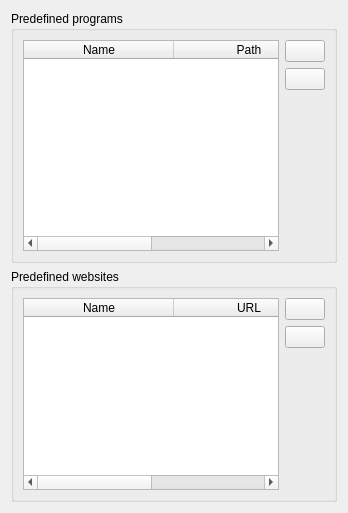
This is plugins/desktopservices/DesktopServicesConfigurationPage.ui in veyon/veyon as Qt 5 draws it before an edit. The edited form follows.
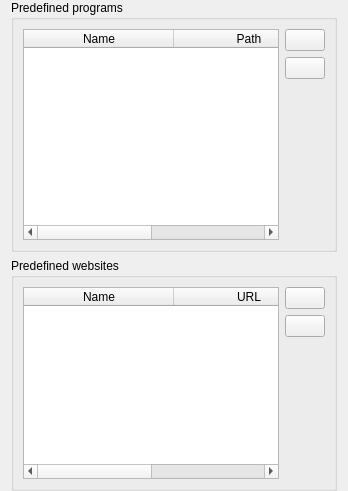
This is the edited form. Icons and pictures are not drawn.

Commit message: DesktopServices: fix layout margins in config page

What changed in the file:
```diff
--- a/plugins/desktopservices/DesktopServicesConfigurationPage.ui
+++ b/plugins/desktopservices/DesktopServicesConfigurationPage.ui
@@ -10,6 +10,12 @@
     <normaloff>:/desktopservices/desktop-services.png</normaloff>:/desktopservices/desktop-services.png</iconset>
   </property>
   <layout class="QVBoxLayout" name="verticalLayout">
+   <property name="topMargin">
+    <number>0</number>
+   </property>
+   <property name="bottomMargin">
+    <number>0</number>
+   </property>
    <item>
     <widget class="QGroupBox" name="groupBox_2">
      <property name="title">
```
